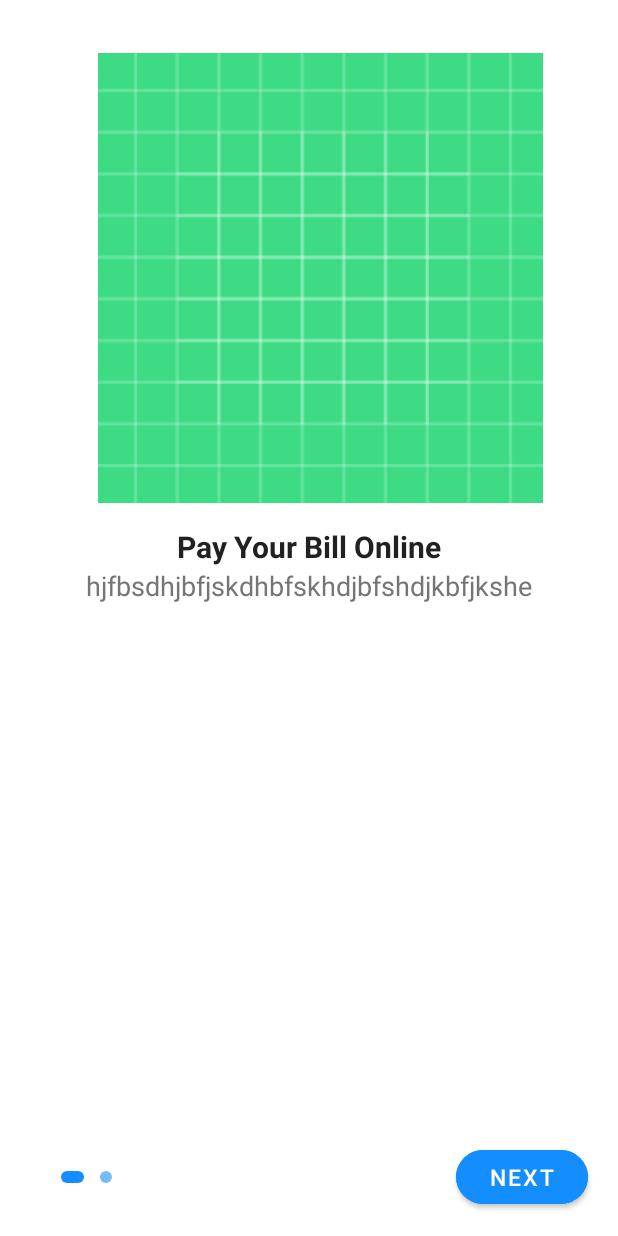
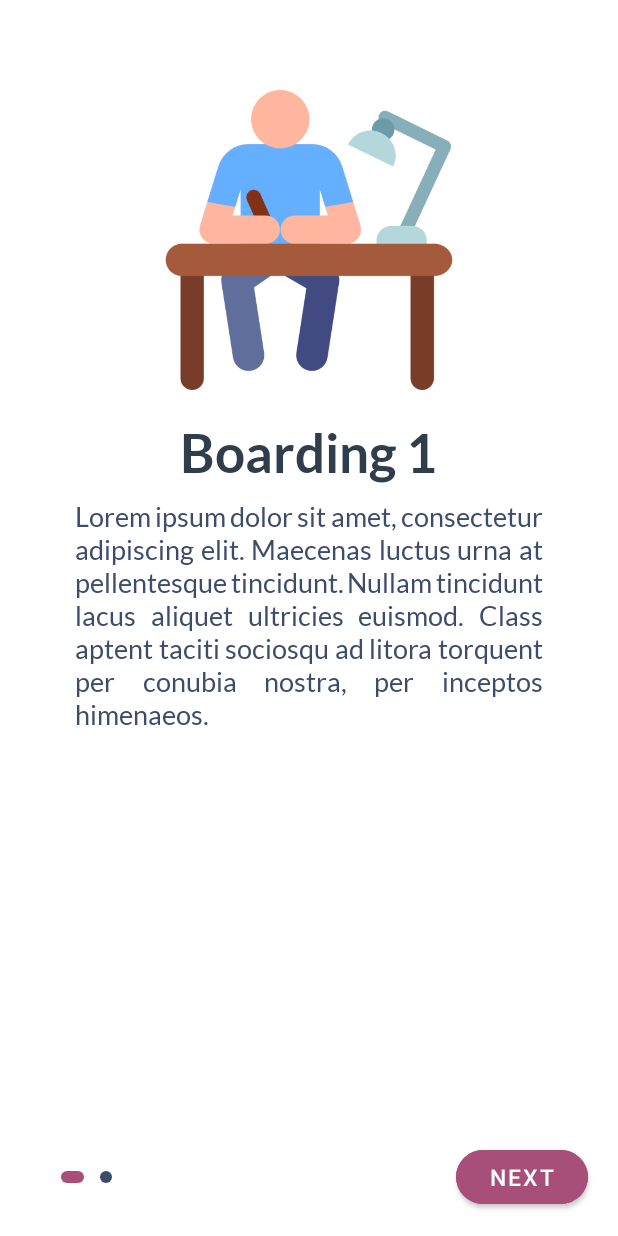
Before and after one commit to lalofcaunam/serviciosocial_app, an Android app: the screen it shows after launch (MainActivity), on a phone screen of 412 x 824 dp. Run offline under Robolectric (Android 15) with nearby library versions, the phone set to English and light mode, and no system bars.

Commit message:
Styles and colors

```diff
--- a/front/EstudiaFCA/app/src/main/java/com/lalofcaunam/estudiafca/OnBoarding/MainActivity.java
+++ b/front/EstudiaFCA/app/src/main/java/com/lalofcaunam/estudiafca/OnBoarding/MainActivity.java
@@ -5,6 +5,7 @@ import androidx.core.content.ContextCompat;
 import androidx.viewpager2.widget.ViewPager2;
 
 import android.content.Intent;
+import android.graphics.Color;
 import android.os.Bundle;
 import android.view.View;
 import android.view.ViewGroup;
@@ -67,14 +68,14 @@ public class MainActivity extends AppCompatActivity {
         List<OnBoardingItem> onBoardingItems = new ArrayList<>();
 
         OnBoardingItem itemPayOnline = new OnBoardingItem();
-        itemPayOnline.setTitle("Pay Your Bill Online");
-        itemPayOnline.setDescription("hjfbsdhjbfjskdhbfskhdjbfshdjkbfjkshe");
-        itemPayOnline.setImage(R.drawable.ic_launcher_background);
+        itemPayOnline.setTitle("Boarding 1");
+        itemPayOnline.setDescription("Lorem ipsum dolor sit amet, consectetur adipiscing elit. Maecenas luctus urna at pellentesque tincidunt. Nullam tincidunt lacus aliquet ultricies euismod. Class aptent taciti sociosqu ad litora torquent per conubia nostra, per inceptos himenaeos.");
+        itemPayOnline.setImage(R.drawable.estudia);
 
         OnBoardingItem itemNext = new OnBoardingItem();
-        itemNext.setTitle("new item");
-        itemNext.setDescription("fnjksdfnbjksdfnjb");
-        itemNext.setImage(R.drawable.ic_launcher_foreground);
+        itemNext.setTitle("Boarding 2");
+        itemNext.setDescription("Lorem ipsum dolor sit amet, consectetur adipiscing elit. Maecenas luctus urna at pellentesque tincidunt. Nullam tincidunt lacus aliquet ultricies euismod. Class aptent taciti sociosqu ad litora torquent per conubia nostra, per inceptos himenaeos.");
+        itemNext.setImage(R.drawable.estudia);
 
         onBoardingItems.add(itemPayOnline);
         onBoardingItems.add(itemNext);
--- a/front/EstudiaFCA/app/src/main/res/drawable/onboarding_indicator_active.xml
+++ b/front/EstudiaFCA/app/src/main/res/drawable/onboarding_indicator_active.xml
@@ -6,7 +6,7 @@
         android:height="8dp"/>
     <corners
         android:radius="25dp"/>
-    <solid android:color="@color/blue_sky"/>
+    <solid android:color="@color/colorBtn"/>
 
 
 </shape>
--- a/front/EstudiaFCA/app/src/main/res/drawable/onboarding_indicator_inactive.xml
+++ b/front/EstudiaFCA/app/src/main/res/drawable/onboarding_indicator_inactive.xml
@@ -1,7 +1,7 @@
 <?xml version="1.0" encoding="utf-8"?>
 <shape xmlns:android="http://schemas.android.com/apk/res/android"
     android:shape="oval">
-    <solid android:color="@color/colorOnBoardingIndicatorInactive"/>
+    <solid android:color="@color/colorText"/>
     <size
         android:width="8dp"
         android:height="8dp"/>
--- a/front/EstudiaFCA/app/src/main/res/layout/activity_main.xml
+++ b/front/EstudiaFCA/app/src/main/res/layout/activity_main.xml
@@ -4,12 +4,12 @@
     xmlns:tools="http://schemas.android.com/tools"
     android:layout_width="match_parent"
     android:layout_height="match_parent"
-    android:background="@color/colorBackground"
+    android:background="@color/white"
     tools:context=".OnBoarding.MainActivity">
 
     <com.google.android.material.button.MaterialButton
         android:id="@+id/buttonOnBoarding"
-        android:backgroundTint="@color/blue_sky"
+        android:backgroundTint="@color/colorBtn"
         android:layout_width="wrap_content"
         android:layout_height="wrap_content"
         android:layout_marginEnd="20dp"
--- a/front/EstudiaFCA/app/src/main/res/layout/item_container_onboarding.xml
+++ b/front/EstudiaFCA/app/src/main/res/layout/item_container_onboarding.xml
@@ -12,9 +12,10 @@
 
     <ImageView
         android:id="@+id/imageOnBoarding"
-        android:layout_width="300dp"
-        android:layout_height="300dp"
-        android:layout_margin="15dp"
+        android:layout_width="200dp"
+        android:layout_height="200dp"
+        android:layout_gravity="center"
+        android:layout_marginTop="40dp"
         android:adjustViewBounds="true"
         android:contentDescription="@string/titulo"
         />
@@ -24,8 +25,10 @@
         android:layout_width="wrap_content"
         android:layout_height="wrap_content"
         android:layout_gravity="center"
-        android:textColor="@color/colorTextPrimary"
-        android:textSize="20sp"
+        android:textColor="@color/colorTitle"
+        android:layout_marginTop="20dp"
+        android:fontFamily="@font/lato_bold"
+        android:textSize="35sp"
         android:textStyle="bold"/>
 
     <TextView
@@ -33,8 +36,11 @@
         android:layout_width="wrap_content"
         android:layout_height="wrap_content"
         android:layout_gravity="center"
-        android:textColor="@color/colorTextSecondary"
+        android:fontFamily="@font/lato_regular"
+        android:textColor="@color/colorText"
+        android:layout_marginTop="10dp"
         android:textSize="18sp"
+        android:justificationMode="inter_word"
         />
 
 </LinearLayout>
--- a/front/EstudiaFCA/app/src/main/res/values/colors.xml
+++ b/front/EstudiaFCA/app/src/main/res/values/colors.xml
@@ -1,15 +1,21 @@
 <?xml version="1.0" encoding="utf-8"?>
 <resources>
-    <color name="purple_200">#FFBB86FC</color>
-    <color name="purple_500">#FF6200EE</color>
-    <color name="purple_700">#FF3700B3</color>
-    <color name="teal_200">#FF03DAC5</color>
+    <color name="purple_200">#6cacb4</color>
+    <color name="purple_500">#6cacb4</color>
+    <color name="purple_700">#6cacb4</color>
+    <color name="teal_200">#e8d8e0</color>
     <color name="teal_700">#FF018786</color>
     <color name="black">#FF000000</color>
     <color name="white">#FFFFFFFF</color>
-    <color name="blue_sky">#148eff</color>
+    <color name="colorBackground">#6cacb4</color>
+    <color name="colorTitle">#303d4a</color>
+    <color name="colorText">#3c4c6a</color>
+    <color name="colorBtn">#a74e79</color>
+    <color name="light_font">#FBFBFB</color>
+    <color name="grey_font">#ff9e9e9e</color>
+    <color name="text_shadow">#7F000000</color>
+    <color name="text_shadow_white">#FFFFFF</color>
     <color name="colorTextPrimary">#212121</color>
     <color name="colorTextSecondary">#757575</color>
-    <color name="colorBackground">#FFFFFF</color>
     <color name="colorOnBoardingIndicatorInactive">#72BCF7</color>
 </resources>
```
Also changed, not shown: front/EstudiaFCA/app/src/main/res/layout/activity_login.xml (+12 -2 lines), front/EstudiaFCA/app/src/main/res/layout/splash_screen.xml (+25 -1 lines), front/EstudiaFCA/app/src/main/res/drawable/estudia.png (added), front/EstudiaFCA/app/src/main/res/drawable/main_background.png (deleted), front/EstudiaFCA/app/src/main/res/font/alata_regular.ttf (added), front/EstudiaFCA/app/src/main/res/font/lato_bold.ttf (added), front/EstudiaFCA/app/src/main/res/font/lato_bolditalic.ttf (added), front/EstudiaFCA/app/src/main/res/font/lato_italic.ttf (added), front/EstudiaFCA/app/src/main/res/font/lato_regular.ttf (added).
